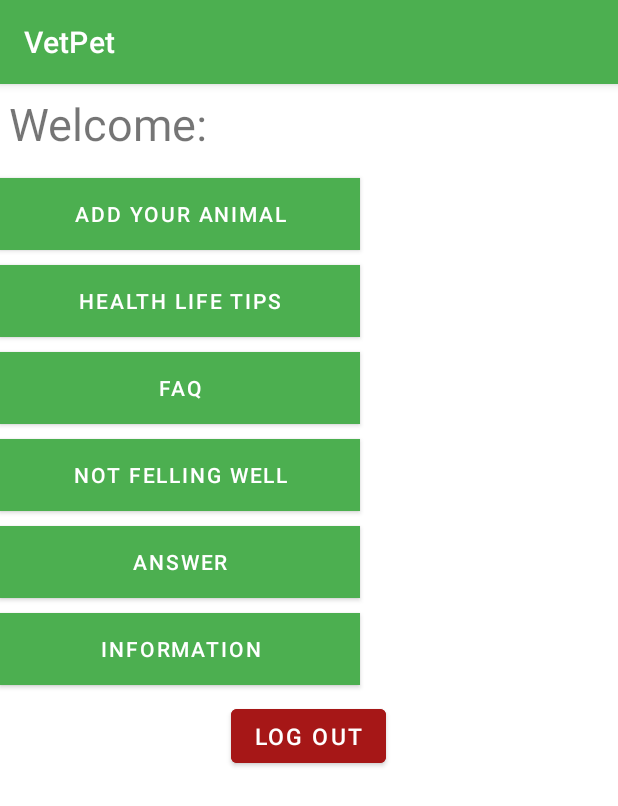
After one commit to Kobicohenn1/Vet-Pet-Project, an Android app: the Information screen opened directly, with no data from a screen before it, on a phone screen of 412 x 824 dp. The commit adds this screen. Shown: the top 806 px of the screen. Run offline under Robolectric (Android 15) with nearby library versions, the phone set to English and light mode, and no system bars.

Commit message:
almost ready

```diff
--- a/firstAPP/app/src/main/AndroidManifest.xml
+++ b/firstAPP/app/src/main/AndroidManifest.xml
@@ -3,10 +3,9 @@
     xmlns:tools="http://schemas.android.com/tools"
     package="com.example.myfirstapp">
 
-    <uses-permission android:name="android.permission.INTERNET"></uses-permission>
-    <uses-permission android:name="android.permission.ACCESS_WIFI_STATE"></uses-permission>
+    <uses-permission android:name="android.permission.INTERNET" />
+    <uses-permission android:name="android.permission.ACCESS_WIFI_STATE" />
     <uses-permission android:name="android.permission.VIBRATE" />
-
 
     <application
         android:allowBackup="true"
@@ -15,6 +14,9 @@
         android:roundIcon="@mipmap/ic_launcher_round"
         android:supportsRtl="true"
         android:theme="@style/Theme.MyFirstApp">
+        <activity
+            android:name=".Information"
+            android:exported="false" />
         <activity
             android:name=".PushNotifications"
             android:exported="false" />
@@ -78,14 +80,13 @@
 
         <service
             android:name=".FirebaseMessagingService"
+            android:exported="true"
             android:permission="TODO"
-            tools:ignore="ExportedService"
-            android:exported="true">
+            tools:ignore="ExportedService">
             <intent-filter>
                 <action android:name="com.google.firebase.MESSAGING_EVENT" />
             </intent-filter>
         </service>
-
     </application>
 
 </manifest>
--- a/firstAPP/app/src/main/java/com/example/myfirstapp/ClientScreenMain.java
+++ b/firstAPP/app/src/main/java/com/example/myfirstapp/ClientScreenMain.java
@@ -88,6 +88,9 @@ public class ClientScreenMain extends AppCompatActivity implements View.OnClickL
         {
             startActivity(new Intent(this,FAQUser.class));
         }
+        if(btnInfo == v){
+            startActivity(new Intent(this,Information.class));
+        }
         if (logout==v) {
             firebaseAuth.signOut();
             startActivity(new Intent(this, MainActivity.class));
--- /dev/null
+++ b/firstAPP/app/src/main/java/com/example/myfirstapp/Information.java
@@ -0,0 +1,14 @@
+package com.example.myfirstapp;
+
+import androidx.appcompat.app.AppCompatActivity;
+
+import android.os.Bundle;
+
+public class Information extends AppCompatActivity {
+
+    @Override
+    protected void onCreate(Bundle savedInstanceState) {
+        super.onCreate(savedInstanceState);
+        setContentView(R.layout.activity_information);
+    }
+}
--- a/firstAPP/app/src/main/res/layout/activity_client_screen_main.xml
+++ b/firstAPP/app/src/main/res/layout/activity_client_screen_main.xml
@@ -64,6 +64,16 @@
             android:background="@android:color/black"/>
 
         <Button
+            android:layout_width="240dp"
+            android:layout_height="wrap_content"
+            android:layout_marginRight="5dp"
+            android:layout_marginTop="10dp"
+            android:text="INFORMATION"
+            android:background="@android:color/black"
+            android:id="@+id/btn_Info"
+            />
+
+        <Button
             android:id="@+id/btnLogOutClient"
             android:layout_marginTop="10dp"
             android:layout_width="wrap_content"
--- /dev/null
+++ b/firstAPP/app/src/main/res/layout/activity_information.xml
@@ -0,0 +1,88 @@
+<?xml version="1.0" encoding="utf-8"?>
+<LinearLayout xmlns:android="http://schemas.android.com/apk/res/android"
+    xmlns:app="http://schemas.android.com/apk/res-auto"
+    xmlns:tools="http://schemas.android.com/tools"
+    android:layout_width="match_parent"
+    android:layout_height="match_parent"
+    android:orientation="vertical"
+    tools:context=".ClientScreenMain">
+
+
+    <TextView
+        android:id="@+id/welcomeClient"
+        android:layout_width="wrap_content"
+        android:layout_height="wrap_content"
+        android:padding="6dp"
+        android:text="Welcome: "
+        android:textSize="30dp"
+        app:layout_constraintBottom_toBottomOf="parent"
+        app:layout_constraintLeft_toLeftOf="parent"
+        app:layout_constraintRight_toRightOf="parent"
+        app:layout_constraintTop_toTopOf="parent"/>
+
+    <Button
+        android:id="@+id/btn_Add"
+        android:layout_marginTop="10dp"
+        android:layout_width="240dp"
+        android:layout_height="wrap_content"
+        android:layout_marginRight="5dp"
+        android:text="Add your animal"
+        android:background="@android:color/black"/>
+    <Button
+        android:id="@+id/btn_Health"
+        android:layout_marginTop="10dp"
+        android:layout_width="240dp"
+        android:layout_height="wrap_content"
+        android:layout_marginRight="5dp"
+        android:text="Health Life Tips"
+        android:background="@android:color/black"/>
+    <Button
+        android:id="@+id/btn_FAQ"
+        android:layout_marginTop="10dp"
+        android:layout_width="240dp"
+        android:layout_height="wrap_content"
+        android:layout_marginRight="5dp"
+        android:text="FAQ"
+        android:background="@android:color/black"/>
+
+    <Button
+        android:id="@+id/btn_NFWell"
+        android:layout_marginTop="10dp"
+        android:layout_width="240dp"
+        android:layout_height="wrap_content"
+        android:layout_marginRight="5dp"
+        android:text="Not Felling Well"
+        android:background="@android:color/black"/>
+
+    <Button
+        android:id="@+id/btn_NFWellAnswer"
+        android:layout_marginTop="10dp"
+        android:layout_width="240dp"
+        android:layout_height="wrap_content"
+        android:layout_marginRight="5dp"
+        android:text="Answer"
+        android:background="@android:color/black"/>
+
+    <Button
+        android:layout_width="240dp"
+        android:layout_height="wrap_content"
+        android:layout_marginRight="5dp"
+        android:layout_marginTop="10dp"
+        android:text="INFORMATION"
+        android:background="@android:color/black"
+        android:id="@+id/btn_Info"
+        />
+
+    <Button
+        android:id="@+id/btnLogOutClient"
+        android:layout_marginTop="10dp"
+        android:layout_width="wrap_content"
+        android:layout_height="wrap_content"
+        android:layout_gravity="center"
+        android:backgroundTint="#A61717"
+        android:text="Log Out"
+        android:textSize="15dp"
+        />
+
+
+</LinearLayout>
```
